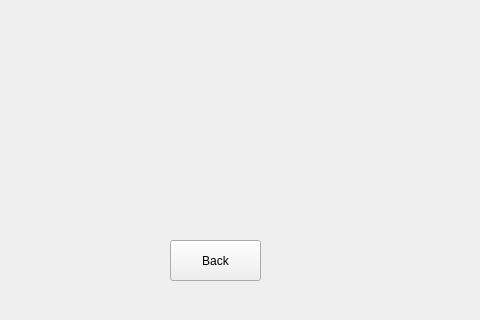
rkishibe/diaggaze, file asd/patient_history.ui: the form before one commit; both pictures show x 120 to 600 and y 180 to 500 of the 700 by 500 pixel window.
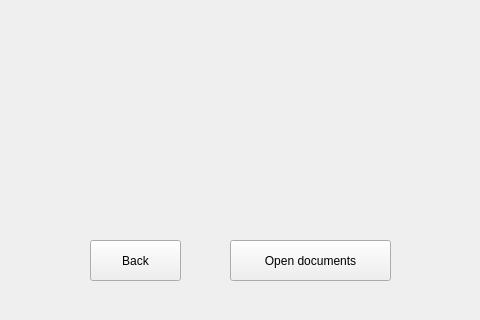
The form after the commit.

What changed in the file:
```diff
--- a/asd/patient_history.ui
+++ b/asd/patient_history.ui
@@ -42,7 +42,7 @@
   <widget class="QPushButton" name="back_button">
    <property name="geometry">
     <rect>
-     <x>290</x>
+     <x>210</x>
      <y>420</y>
      <width>91</width>
      <height>41</height>
@@ -65,6 +65,19 @@
     <string/>
    </property>
   </widget>
+  <widget class="QPushButton" name="open_pdf_button">
+   <property name="geometry">
+    <rect>
+     <x>350</x>
+     <y>420</y>
+     <width>161</width>
+     <height>41</height>
+    </rect>
+   </property>
+   <property name="text">
+    <string>Open documents</string>
+   </property>
+  </widget>
  </widget>
  <resources/>
  <connections/>
```
